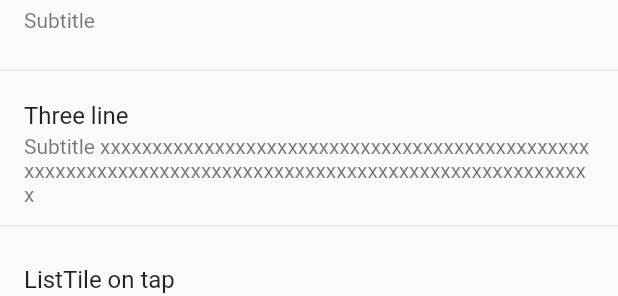
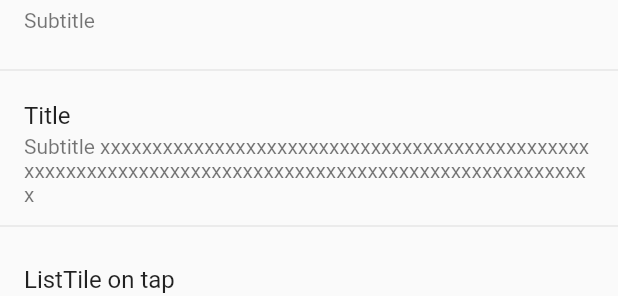
Before and after one commit to thinhbx0311/Flutter_catalog, a Flutter app: the ListTileExample widget shown alone on an empty page, opened directly, on a phone screen of 412 x 824 dp. Shown: the part 266-562 px from the top of the screen. Run offline on Flutter 3.47's test engine with Material 2 defaults, Android fonts, the phone set to English and light mode, and no system bars; our stand-ins replace cached_network_image, fluttertoast, gradient_app_bar, motion_tab_bar, transparent_image; missing offline and left inert: dart:ffi, widget_with_codeview.

Commit message:
Revert "update"
This reverts commit 52828542ea9b80b424010932a1dbc9a79494f6bb.

```diff
--- a/flutter_app_flutter_catalog/lib/routes/listtile.dart
+++ b/flutter_app_flutter_catalog/lib/routes/listtile.dart
@@ -22,16 +22,14 @@ class ListTileExample extends StatelessWidget {
         ),
         Divider(),
         ListTile(
-          title: Text("Three line"),
-          subtitle:
-              Text("Subtitle xxxxxxxxxxxxxxxxxxxxxxxxxxxxxxxxxxxxxxxxxxxxxxxxxx"
-                  "xxxxxxxxxxxxxxxxxxxxxxxxxxxxxxxxxxxxxxxxxxxxxxxxxxxx"),
+          title: Text("Title"),
+          subtitle: Text("Subtitle xxxxxxxxxxxxxxxxxxxxxxxxxxxxxxxxxxxxxxxxxxxxxxxxxxxxxxxxxxxxxxxxxxxxxxxxxxxxxxxxxxxxxxxxxxxxxxxxxxxxxx"),
           isThreeLine: true,
         ),
         Divider(),
         ListTile(
           title: Text("ListTile on tap"),
-          onTap: () {
+          onTap: (){
             Fluttertoast.showToast(msg: "ListTile on tap");
           },
         )
```
